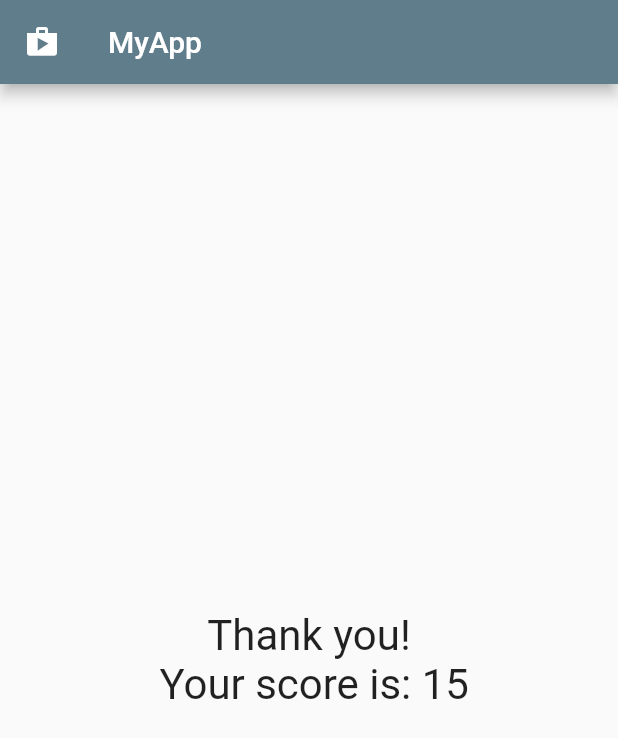
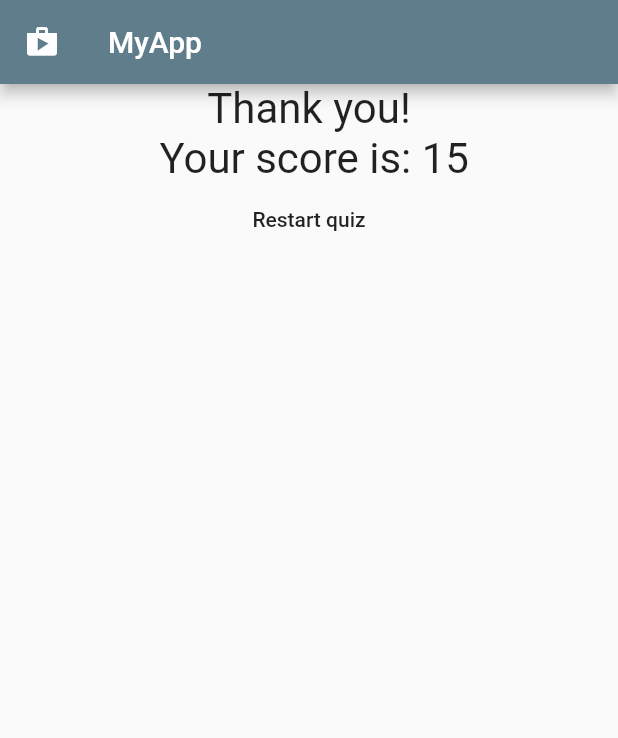
Before and after one commit to gkubiak92/flutter-quizapp, a Flutter app: the screen it shows after launch, after a tap on "red", after a tap on "dog", after a tap on "lamborghini", on a phone screen of 412 x 824 dp. Shown: the top 738 px of the screen. Run offline on Flutter 3.47's test engine with Material 2 defaults, Android fonts, the phone set to English and light mode, and no system bars.

Commit message:
Add restart button

```diff
--- a/lib/main.dart
+++ b/lib/main.dart
@@ -53,10 +53,16 @@ class _MyAppState extends State<MyApp> {
     print(_questionIndex);
   }
 
+  void _resetQuiz() {
+    setState(() {
+      _totalScore = _questionIndex = 0;
+    });
+  }
+
   Widget build(BuildContext context) {
     var body = _questionIndex < _questions.length
         ? Quiz(_questions, _questionIndex, _answerQuestion)
-        : Result(_totalScore);
+        : Result(_totalScore, _resetQuiz);
 
     return MaterialApp(
       home: Scaffold(
--- a/lib/result.dart
+++ b/lib/result.dart
@@ -2,16 +2,25 @@ import 'package:flutter/material.dart';
 
 class Result extends StatelessWidget {
   final totalScore;
+  final restart;
 
-  Result(this.totalScore);
+  Result(this.totalScore, this.restart);
 
   @override
   Widget build(BuildContext context) {
     return Center(
-      child: Text(
-        "Thank you!\n Your score is: ${this.totalScore}",
-        style: TextStyle(fontSize: 28),
-        textAlign: TextAlign.center,
+      child: Column(
+        children: <Widget>[
+          Text(
+            "Thank you!\n Your score is: ${this.totalScore}",
+            style: TextStyle(fontSize: 28),
+            textAlign: TextAlign.center,
+          ),
+          FlatButton(
+            child: Text('Restart quiz'),
+            onPressed: this.restart,
+          )
+        ],
       ),
     );
   }
```
